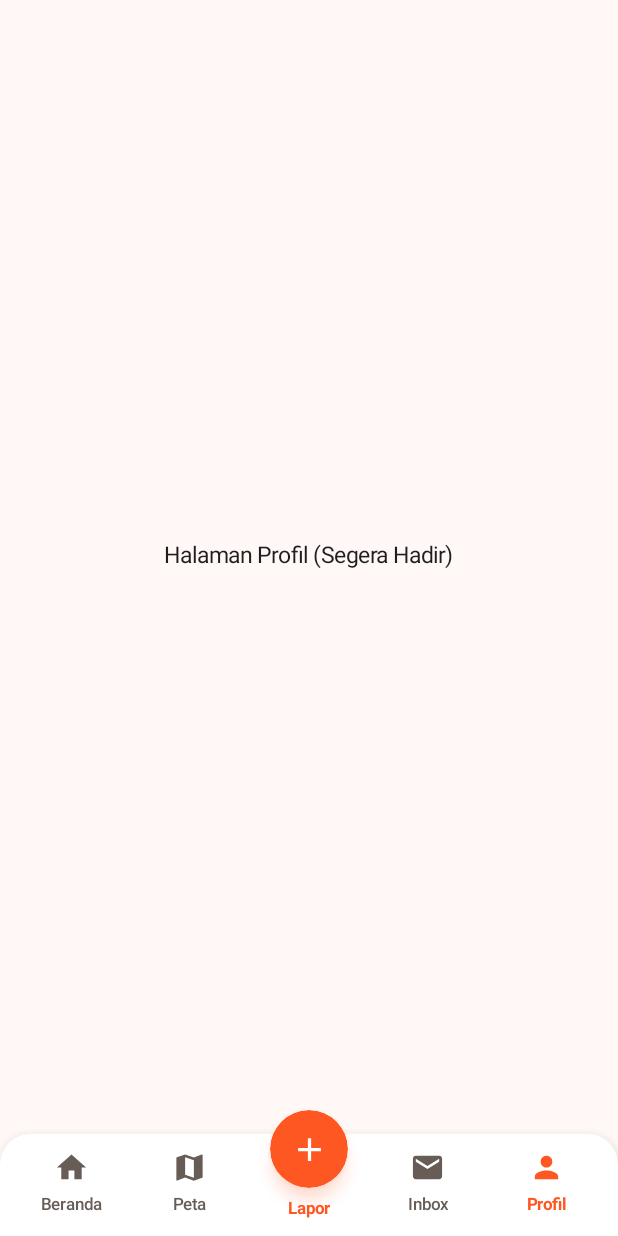
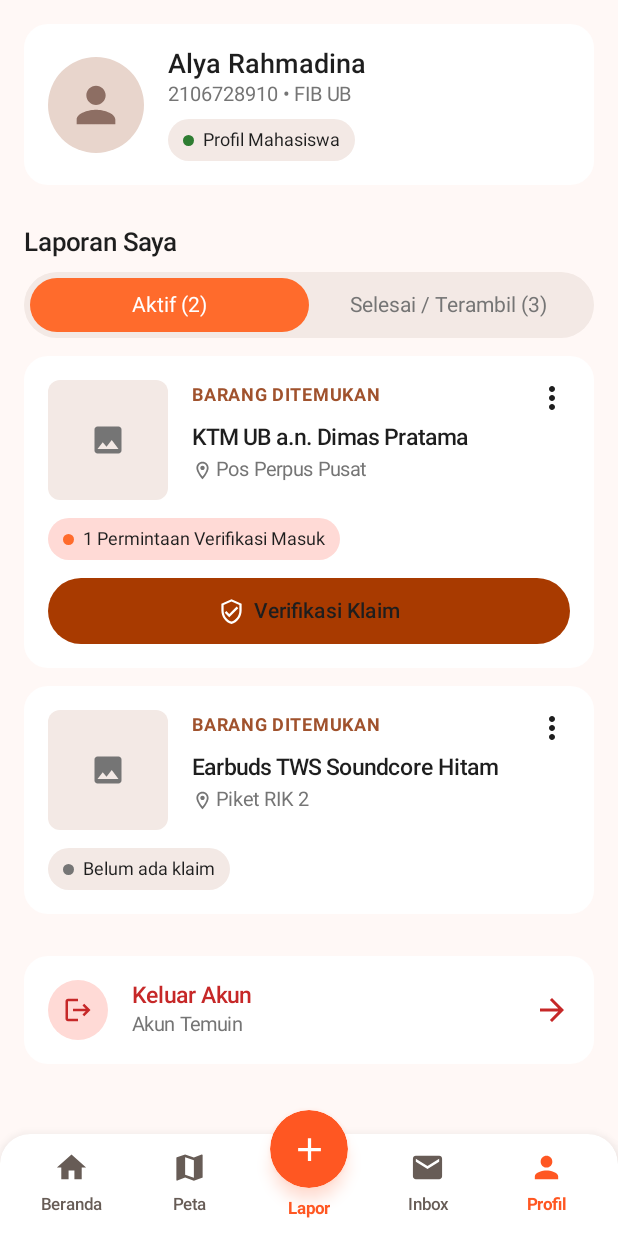
Before and after one commit to faizalrezaa/temuin, an Android app built with Jetpack Compose: the ProfileScreen screen opened through its navigation route, on a phone screen of 412 x 824 dp. Run offline under Robolectric (Android 15) with nearby library versions, the phone set to English and light mode, and no system bars; pictures from the network do not load.

Commit message:
Add profile and edit profile pages
Co-Authored-By: Claude Opus 5.5 <noreply@anthropic.com>

```diff
--- a/app/src/main/java/com/example/temuin/navigation/AppNavigation.kt
+++ b/app/src/main/java/com/example/temuin/navigation/AppNavigation.kt
@@ -24,6 +24,8 @@ import com.example.temuin.ui.auth.SignupScreen
 import com.example.temuin.ui.components.AppTopBar
 import com.example.temuin.ui.components.BottomNavigationBar
 import com.example.temuin.ui.home.HomeScreen
+import com.example.temuin.ui.profile.EditProfileScreen
+import com.example.temuin.ui.profile.ProfileScreen
 import com.example.temuin.ui.home.HomeViewModel
 import com.example.temuin.ui.report.LaporScreen
 import com.example.temuin.ui.report.LaporViewModel
@@ -146,7 +148,21 @@ fun AppNavigation(navController: NavHostController = rememberNavController()) {
             }
 
             composable(Screen.Profil.route) {
-                PlaceholderScreen("Profil")
+                ProfileScreen(
+                    onEditProfile = { navController.navigate(Screen.EditProfile.route) },
+                    onLogout = {
+                        navController.navigate(Screen.Login.route) {
+                            popUpTo(0) { inclusive = true }
+                        }
+                    }
+                )
+            }
+
+            composable(Screen.EditProfile.route) {
+                EditProfileScreen(
+                    onBack = { navController.popBackStack() },
+                    onSave = { navController.popBackStack() }
+                )
             }
         }
     }
--- a/app/src/main/java/com/example/temuin/navigation/Screen.kt
+++ b/app/src/main/java/com/example/temuin/navigation/Screen.kt
@@ -8,6 +8,7 @@ sealed class Screen(val route: String) {
     object Lapor : Screen("lapor")
     object Inbox : Screen("inbox")
     object Profil : Screen("profil")
+    object EditProfile : Screen("edit_profile")
     object ItemDetail : Screen("item_detail/{itemId}") {
         fun createRoute(itemId: String): String = "item_detail/$itemId"
     }
--- /dev/null
+++ b/app/src/main/java/com/example/temuin/ui/profile/ProfileComponents.kt
@@ -0,0 +1,43 @@
+package com.example.temuin.ui.profile
+
+import androidx.compose.foundation.background
+import androidx.compose.foundation.layout.Box
+import androidx.compose.foundation.layout.size
+import androidx.compose.foundation.shape.CircleShape
+import androidx.compose.material.icons.Icons
+import androidx.compose.material.icons.filled.Person
+import androidx.compose.material3.Icon
+import androidx.compose.runtime.Composable
+import androidx.compose.ui.Alignment
+import androidx.compose.ui.Modifier
+import androidx.compose.ui.draw.clip
+import androidx.compose.ui.graphics.Color
+import androidx.compose.ui.unit.Dp
+
+// Warna tambahan dari desain profil
+val ProfileOrange = Color(0xFFFF6B2C)
+val ProfileBrown = Color(0xFFA83A00)
+val ProfileBrownText = Color(0xFFA0522D)
+val ProfileChipBg = Color(0xFFF3E9E5)
+val ProfileFieldBorder = Color(0xFFE2CFC8)
+val ProfileDanger = Color(0xFFC62828)
+val ProfileDangerBg = Color(0xFFFFDAD6)
+
+/** Placeholder avatar. Ganti dengan gambar asli (mis. Coil AsyncImage) saat foto tersedia. */
+@Composable
+fun ProfileAvatar(size: Dp, modifier: Modifier = Modifier) {
+    Box(
+        modifier = modifier
+            .size(size)
+            .clip(CircleShape)
+            .background(Color(0xFFE8D5CC)),
+        contentAlignment = Alignment.Center
+    ) {
+        Icon(
+            Icons.Default.Person,
+            contentDescription = "Foto profil",
+            tint = Color(0xFF8D6E63),
+            modifier = Modifier.size(size * 0.6f)
+        )
+    }
+}
--- /dev/null
+++ b/app/src/main/java/com/example/temuin/ui/profile/ProfileScreen.kt
@@ -0,0 +1,239 @@
+package com.example.temuin.ui.profile
+
+import androidx.compose.foundation.background
+import androidx.compose.foundation.clickable
+import androidx.compose.foundation.layout.*
+import androidx.compose.foundation.rememberScrollState
+import androidx.compose.foundation.shape.CircleShape
+import androidx.compose.foundation.shape.RoundedCornerShape
+import androidx.compose.foundation.verticalScroll
+import androidx.compose.material.icons.Icons
+import androidx.compose.material.icons.automirrored.filled.ArrowForward
+import androidx.compose.material.icons.automirrored.filled.Logout
+import androidx.compose.material.icons.filled.Add
+import androidx.compose.material.icons.filled.Image
+import androidx.compose.material.icons.filled.MoreVert
+import androidx.compose.material.icons.filled.Person
+import androidx.compose.material.icons.outlined.Home
+import androidx.compose.material.icons.outlined.LocationOn
+import androidx.compose.material.icons.outlined.MailOutline
+import androidx.compose.material.icons.outlined.Place
+import androidx.compose.material.icons.outlined.VerifiedUser
+import androidx.compose.material3.*
+import androidx.compose.runtime.*
+import androidx.compose.ui.Alignment
+import androidx.compose.ui.Modifier
+import androidx.compose.ui.draw.clip
+import androidx.compose.ui.graphics.Color
+import androidx.compose.ui.graphics.vector.ImageVector
+import androidx.compose.ui.text.font.FontWeight
+import androidx.compose.ui.tooling.preview.Preview
+import androidx.compose.ui.unit.dp
+import androidx.compose.ui.unit.sp
+import com.example.temuin.ui.theme.BackgroundLight
+import com.example.temuin.ui.theme.TemuinTheme
+import com.example.temuin.ui.theme.TextPrimary
+import com.example.temuin.ui.theme.TextSecondary
+
+data class LaporanItem(
+    val title: String,
+    val location: String,
+    val claimCount: Int,
+    val done: Boolean = false
+)
+
+private val dummyLaporan = listOf(
+    LaporanItem("KTM UB a.n. Dimas Pratama", "Pos Perpus Pusat", claimCount = 1),
+    LaporanItem("Earbuds TWS Soundcore Hitam", "Piket RIK 2", claimCount = 0),
+)
+
+@Composable
+fun ProfileScreen(
+    onEditProfile: () -> Unit,
+    onLogout: () -> Unit,
+) {
+    var selectedTab by remember { mutableIntStateOf(0) }
+    val laporan = if (selectedTab == 0) dummyLaporan.filter { !it.done } else dummyLaporan.filter { it.done }
+
+    run {
+        Column(
+            modifier = Modifier
+                .fillMaxSize()
+                .background(BackgroundLight)
+                .statusBarsPadding()
+                .verticalScroll(rememberScrollState())
+                .padding(16.dp)
+        ) {
+            // Kartu profil
+            Card(
+                modifier = Modifier.fillMaxWidth().clickable(onClick = onEditProfile),
+                shape = RoundedCornerShape(16.dp),
+                colors = CardDefaults.cardColors(containerColor = Color.White)
+            ) {
+                Row(Modifier.padding(16.dp), verticalAlignment = Alignment.CenterVertically) {
+                    ProfileAvatar(64.dp)
+                    Spacer(Modifier.width(16.dp))
+                    Column {
+                        Text("Alya Rahmadina", fontSize = 18.sp, fontWeight = FontWeight.SemiBold, color = TextPrimary)
+                        Text("2106728910 • FIB UB", fontSize = 13.sp, color = TextSecondary)
+                        Spacer(Modifier.height(6.dp))
+                        StatusChip("Profil Mahasiswa", dotColor = Color(0xFF2E7D32))
+                    }
+                }
+            }
+
+            Spacer(Modifier.height(28.dp))
+            Text("Laporan Saya", fontSize = 17.sp, fontWeight = FontWeight.SemiBold, color = TextPrimary)
+            Spacer(Modifier.height(10.dp))
+
+            // Segmented tab
+            Row(
+                Modifier
+                    .fillMaxWidth()
+                    .clip(RoundedCornerShape(50))
+                    .background(ProfileChipBg)
+                    .padding(4.dp)
+            ) {
+                listOf("Aktif (2)", "Selesai / Terambil (3)").forEachIndexed { i, label ->
+                    val sel = selectedTab == i
+                    Box(
+                        Modifier
+                            .weight(1f)
+                            .clip(RoundedCornerShape(50))
+                            .background(if (sel) ProfileOrange else Color.Transparent)
+                            .clickable { selectedTab = i }
+                            .padding(vertical = 8.dp),
+                        contentAlignment = Alignment.Center
+                    ) {
+                        Text(label, fontSize = 14.sp, color = if (sel) Color.White else TextSecondary)
+                    }
+                }
+            }
+
+            Spacer(Modifier.height(12.dp))
+            if (laporan.isEmpty()) {
+                Text(
+                    "Belum ada laporan.",
+                    color = TextSecondary,
+                    modifier = Modifier.fillMaxWidth().padding(24.dp),
+                )
+            }
+            laporan.forEach {
+                LaporanCard(it)
+                Spacer(Modifier.height(12.dp))
+            }
+
+            Spacer(Modifier.height(16.dp))
+            LogoutCard(onLogout)
+        }
+    }
+}
+
+@Composable
+private fun StatusChip(text: String, dotColor: Color, bg: Color = ProfileChipBg) {
+    Row(
+        Modifier
+            .clip(RoundedCornerShape(50))
+            .background(bg)
+            .padding(horizontal = 10.dp, vertical = 4.dp),
+        verticalAlignment = Alignment.CenterVertically
+    ) {
+        Box(Modifier.size(7.dp).clip(CircleShape).background(dotColor))
+        Spacer(Modifier.width(6.dp))
+        Text(text, fontSize = 12.sp, color = TextPrimary)
+    }
+}
+
+@Composable
+private fun LaporanCard(item: LaporanItem) {
+    Card(
+        modifier = Modifier.fillMaxWidth(),
+        shape = RoundedCornerShape(16.dp),
+        colors = CardDefaults.cardColors(containerColor = Color.White)
+    ) {
+        Column(Modifier.padding(16.dp)) {
+            Row {
+                // Placeholder gambar barang
+                Box(
+                    Modifier
+                        .size(80.dp)
+                        .clip(RoundedCornerShape(8.dp))
+                        .background(ProfileChipBg),
+                    contentAlignment = Alignment.Center
+                ) {
+                    Icon(Icons.Default.Image, null, tint = TextSecondary)
+                }
+                Spacer(Modifier.width(16.dp))
+                Column(Modifier.weight(1f)) {
+                    Text(
+                        "BARANG DITEMUKAN",
+                        fontSize = 12.sp,
+                        fontWeight = FontWeight.Bold,
+                        color = ProfileBrownText,
+                        letterSpacing = 0.5.sp
+                    )
+                    Spacer(Modifier.height(8.dp))
+                    Text(item.title, fontSize = 15.sp, fontWeight = FontWeight.SemiBold, color = TextPrimary)
+                    Spacer(Modifier.height(2.dp))
+                    Row(verticalAlignment = Alignment.CenterVertically) {
+                        Icon(Icons.Outlined.LocationOn, null, Modifier.size(14.dp), tint = TextSecondary)
+                        Spacer(Modifier.width(2.dp))
+                        Text(item.location, fontSize = 13.sp, color = TextSecondary)
+                    }
+                }
+                Icon(Icons.Default.MoreVert, "Opsi", tint = TextPrimary)
+            }
+            Spacer(Modifier.height(12.dp))
+            if (item.claimCount > 0) {
+                StatusChip(
+                    "${item.claimCount} Permintaan Verifikasi Masuk",
+                    dotColor = ProfileOrange,
+                    bg = ProfileDangerBg
+                )
+                Spacer(Modifier.height(12.dp))
+                Button(
+                    onClick = { /* TODO: verifikasi klaim */ },
+                    modifier = Modifier.fillMaxWidth().height(44.dp),
+                    shape = RoundedCornerShape(50),
+                    colors = ButtonDefaults.buttonColors(containerColor = ProfileBrown)
+                ) {
+                    Icon(Icons.Outlined.VerifiedUser, null, Modifier.size(18.dp))
+                    Spacer(Modifier.width(6.dp))
+                    Text("Verifikasi Klaim")
+                }
+            } else {
+                StatusChip("Belum ada klaim", dotColor = TextSecondary)
+            }
+        }
+    }
+}
+
+@Composable
+private fun LogoutCard(onLogout: () -> Unit) {
+    Card(
+        modifier = Modifier.fillMaxWidth().clickable(onClick = onLogout),
+        shape = RoundedCornerShape(16.dp),
+        colors = CardDefaults.cardColors(containerColor = Color.White)
+    ) {
+        Row(Modifier.padding(16.dp), verticalAlignment = Alignment.CenterVertically) {
+            Box(
+                Modifier.size(40.dp).clip(CircleShape).background(ProfileDangerBg),
+                contentAlignment = Alignment.Center
+            ) {
+                Icon(Icons.AutoMirrored.Filled.Logout, null, tint = ProfileDanger, modifier = Modifier.size(20.dp))
+            }
+            Spacer(Modifier.width(16.dp))
+            Column(Modifier.weight(1f)) {
+                Text("Keluar Akun", fontWeight = FontWeight.SemiBold, color = ProfileDanger, fontSize = 15.sp)
+                Text("Akun Temuin", fontSize = 13.sp, color = TextSecondary)
+            }
+            Icon(Icons.AutoMirrored.Filled.ArrowForward, null, tint = ProfileDanger)
+        }
+    }
+}
+
+@Preview(showBackground = true, heightDp = 900)
+@Composable
+private fun ProfileScreenPreview() {
+    TemuinTheme { ProfileScreen(onEditProfile = {}, onLogout = {}) }
+}
```
Also changed, not shown: app/src/main/java/com/example/temuin/ui/profile/EditProfileScreen.kt (added, +258 -0 lines).
